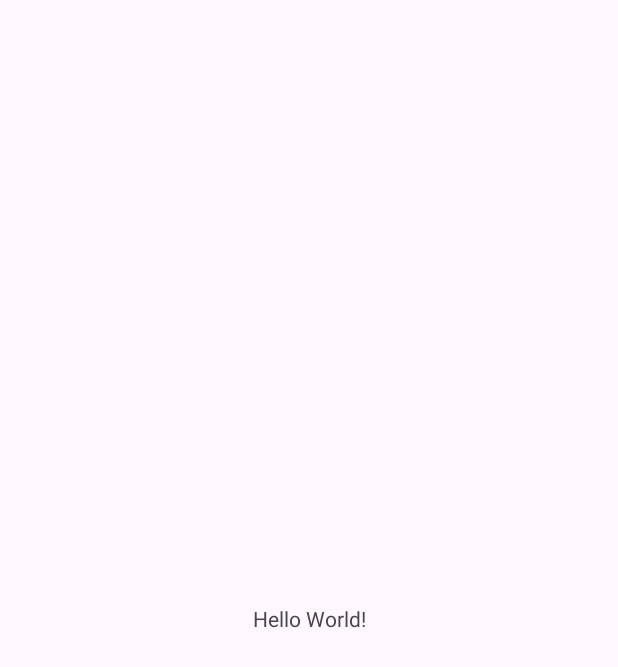
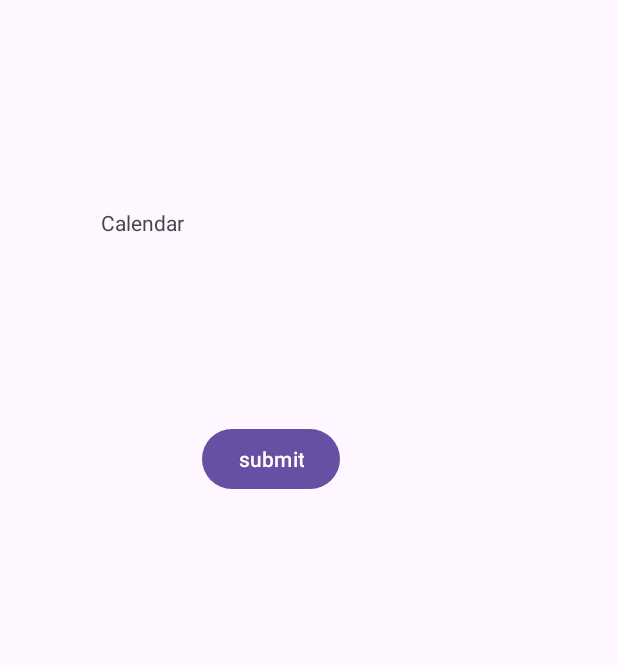
Before and after one commit to s-450/3245Project, an Android app: the screen it shows after launch (MainActivity), on a phone screen of 412 x 824 dp. Before the commit the part shown is almost empty. Shown: the top 667 px of the screen. Run offline under Robolectric (Android 15) with nearby library versions, the phone set to English and light mode, and no system bars.

Commit message:
main activity updated

```diff
--- a/app/src/main/res/layout/activity_main.xml
+++ b/app/src/main/res/layout/activity_main.xml
@@ -9,10 +9,28 @@
     <TextView
         android:layout_width="wrap_content"
         android:layout_height="wrap_content"
-        android:text="Hello World!"
+        android:text="Calendar"
         app:layout_constraintBottom_toBottomOf="parent"
         app:layout_constraintEnd_toEndOf="parent"
+        app:layout_constraintHorizontal_bias="0.188"
         app:layout_constraintStart_toStartOf="parent"
-        app:layout_constraintTop_toTopOf="parent" />
+        app:layout_constraintTop_toTopOf="parent"
+        app:layout_constraintVertical_bias="0.172" />
+
+    <Button
+        android:id="@+id/button"
+        android:layout_width="wrap_content"
+        android:layout_height="wrap_content"
+        android:layout_marginStart="134dp"
+        android:layout_marginTop="282dp"
+        android:layout_marginEnd="185dp"
+        android:layout_marginBottom="402dp"
+        android:text="submit"
+        app:layout_constraintBottom_toBottomOf="parent"
+        app:layout_constraintEnd_toEndOf="parent"
+        app:layout_constraintHorizontal_bias="1.0"
+        app:layout_constraintStart_toStartOf="parent"
+        app:layout_constraintTop_toTopOf="parent"
+        app:layout_constraintVertical_bias="0.0" />
 
 </androidx.constraintlayout.widget.ConstraintLayout>
```
